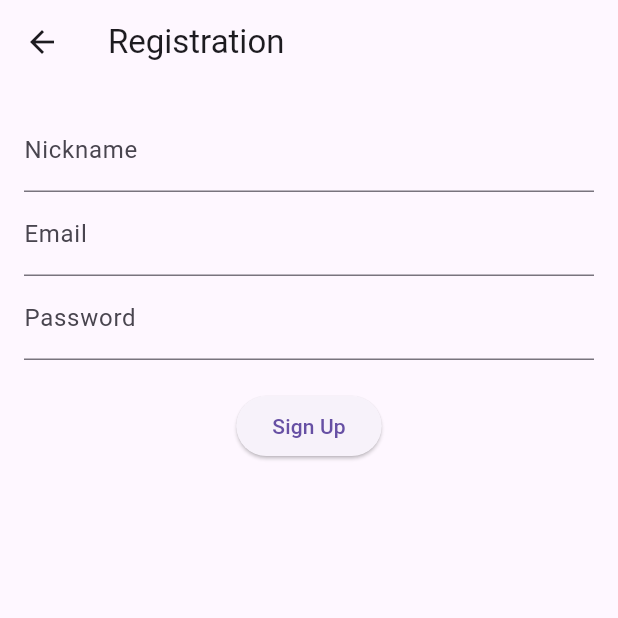
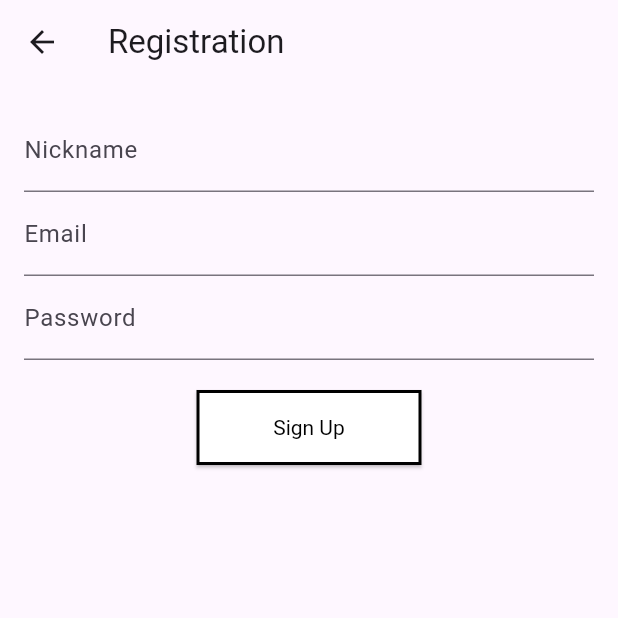
Before and after one commit to tensess/qualia_sync, a Flutter app: the screen it shows after launch, after a tap on "Sign up", on a phone screen of 412 x 824 dp, the top half of it. Run offline on Flutter 3.47's test engine with Material 3 defaults, Android fonts, the phone set to English and light mode, and no system bars; our stand-ins replace firebase_auth, firebase_core; accounts and stored records are empty; generated files the repository leaves out were written again; Roboto replaces fonts that are missing (FiraSans).

```diff
--- a/lib/main.dart
+++ b/lib/main.dart
@@ -1,5 +1,6 @@
 import 'package:flutter/material.dart';
 import 'package:firebase_core/firebase_core.dart';
+import 'package:qualia_sync/themes/my_button_theme.dart';
 import 'firebase_options.dart';
 import 'screens/welcome_screen.dart';
 
@@ -20,6 +21,9 @@ class MyApp extends StatelessWidget {
     return MaterialApp(
       title: 'Qualia Sync',
       theme: ThemeData(
+        elevatedButtonTheme: ElevatedButtonThemeData(
+          style: MyButtonTheme.buttonStyle,
+        ),
         primarySwatch: Colors.blue,
       ),
       home: const WelcomeScreen(),
--- a/lib/screens/welcome_screen.dart
+++ b/lib/screens/welcome_screen.dart
@@ -1,5 +1,4 @@
 import 'package:flutter/material.dart';
-import 'package:qualia_sync/themes/my_button_theme.dart';
 import '../widgets/custom_button.dart';
 import 'sign_up_screen.dart';
 
@@ -50,7 +49,6 @@ class WelcomeScreen extends StatelessWidget {
                     padding: const EdgeInsets.only(bottom: 10),
                     child: ElevatedButton(
                       onPressed: element.onPressed,
-                      style: MyButtonTheme.buttonStyle,
                       child: Text(element.text),
                     )))
               ],
```
